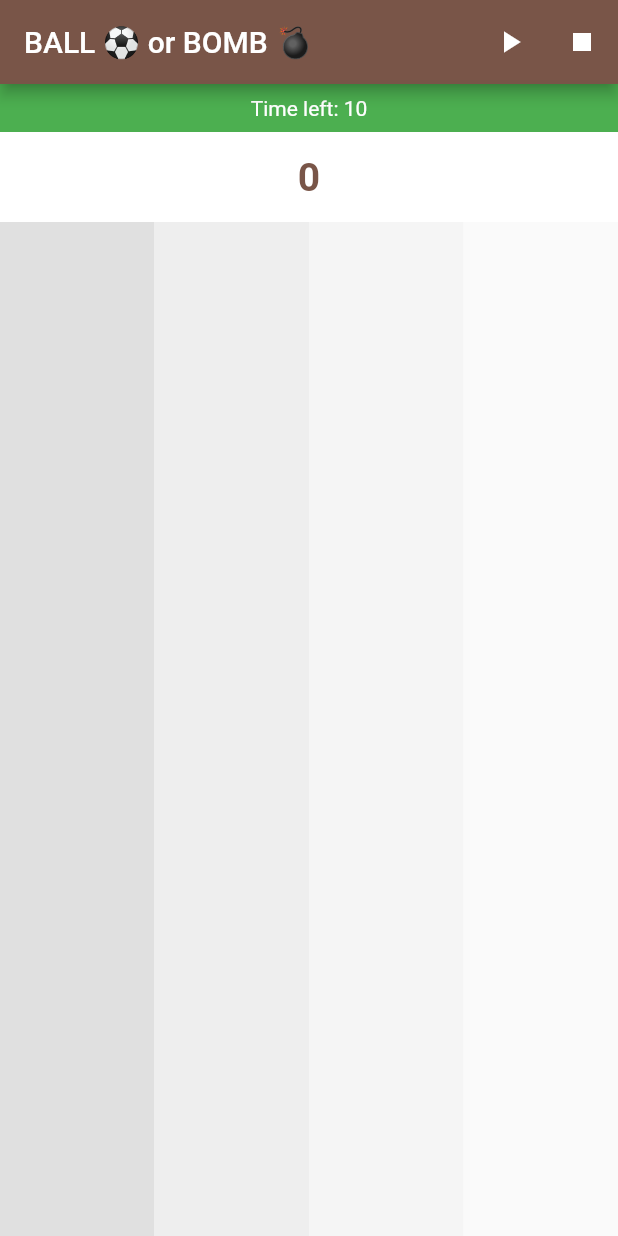
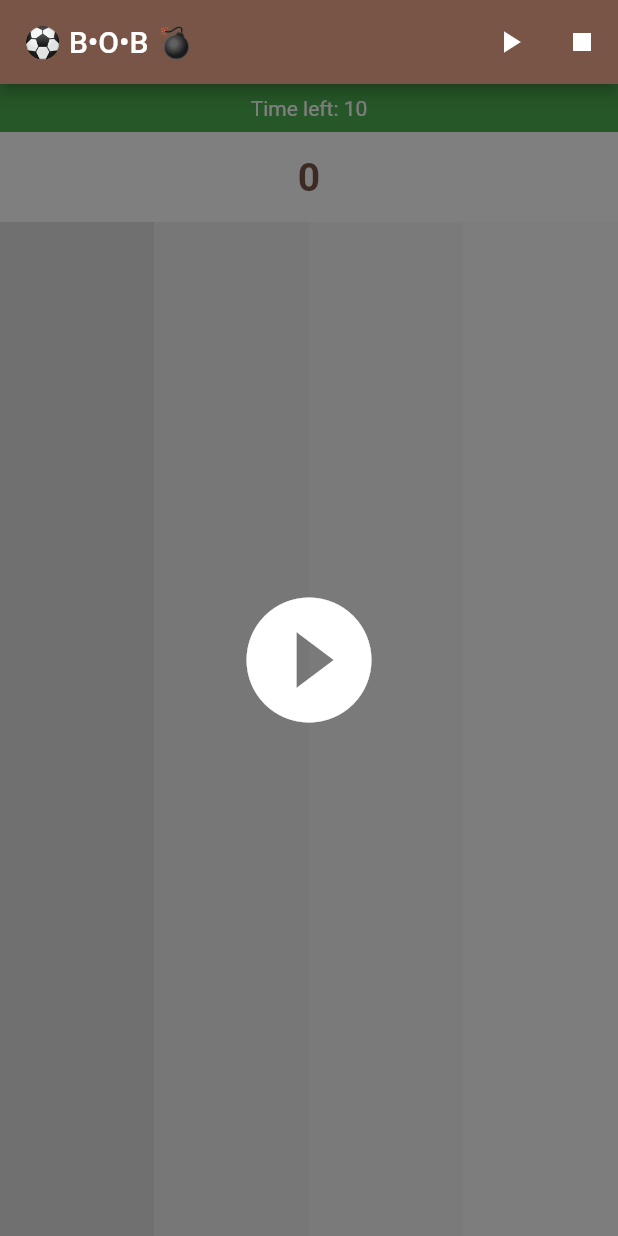
Before and after one commit to nickolaschong/flutter_ball_or_bomb, a Flutter app: the screen it shows after launch, on a phone screen of 412 x 824 dp. Run offline on Flutter 3.47's test engine with Material 2 defaults, Android fonts, the phone set to English and light mode, and no system bars; our stand-ins replace flutter_riverpod, freezed_annotation, riverpod, wakelock.

Commit message:
Change title and externalize game start overlay

```diff
--- a/lib/game_lane.dart
+++ b/lib/game_lane.dart
@@ -41,7 +41,6 @@ class _GameLaneState extends State<GameLane>
 
     _controller.addStatusListener((AnimationStatus status) {
       if (status == AnimationStatus.completed) {
-        // Remove setState here the animation becomes janky from the start but works the same
         setState(() {
           _currentBallColor = randomColor();
           _controller.reset();
--- a/lib/game_page.dart
+++ b/lib/game_page.dart
@@ -17,7 +17,7 @@ class GamePage extends StatelessWidget {
 
     return Scaffold(
       appBar: AppBar(
-        title: const Text('BALL ⚽ or BOMB 💣'),
+        title: const Text('⚽ B•O•B 💣'),
         actions: [
           IconButton(
             icon: const Icon(Icons.play_arrow),
@@ -81,13 +81,36 @@ class GamePage extends StatelessWidget {
                 ScoreBoard(),
               ],
             ),
+            Consumer(builder: (context, ref, child) {
+              final gameState = ref(gameStateProvider);
+              return gameState == const GameState.stop()
+                  ? _showGameStartOverlay(context)
+                  : const SizedBox.shrink();
+            }),
           ],
         ),
       ),
     );
   }
 
-  Future<void> _showGameOverDialog(context) async {
+  Widget _showGameStartOverlay(BuildContext context) {
+    return Container(
+      color: Colors.black.withOpacity(0.5),
+      width: double.infinity,
+      height: double.infinity,
+      child: Center(
+        child: InkWell(
+          child: const Icon(Icons.play_circle_fill,
+              size: 100.0, color: Colors.white),
+          onTap: () {
+            context.read(gameStateProvider.notifier).start();
+          },
+        ),
+      ),
+    );
+  }
+
+  Future<void> _showGameOverDialog(BuildContext context) async {
     return showDialog<void>(
       context: context,
       barrierDismissible: false, // user must tap button!
--- a/lib/main.dart
+++ b/lib/main.dart
@@ -24,7 +24,7 @@ class MyApp extends StatelessWidget {
     }
 
     return MaterialApp(
-      title: 'BALL ⚽ or BOMB 💣',
+      title: '⚽ B•O•B 💣',
       debugShowCheckedModeBanner: false,
       theme: ThemeData(
         primarySwatch: Colors.brown,
```
